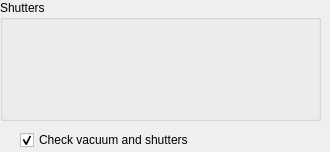
Before: the Qt Designer form isstools/ui/ui_info_shutters.ui in NSLS-II-ISS/isstools, drawn with Qt 5.
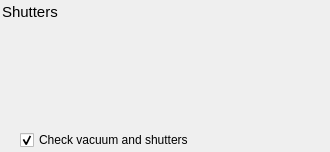
After: the same form once the commit is applied.

Commit message: Added persistent zoom in to the SDD plot and added reset limits button

Patch:
```diff
--- a/isstools/ui/ui_info_shutters.ui
+++ b/isstools/ui/ui_info_shutters.ui
@@ -13,72 +13,51 @@
   <property name="windowTitle">
    <string>Form</string>
   </property>
-  <widget class="QGroupBox" name="groupBox_shutters">
+  <widget class="QCheckBox" name="checkBox_check_vacuum_and_shutters">
+   <property name="geometry">
+    <rect>
+     <x>20</x>
+     <y>130</y>
+     <width>211</width>
+     <height>20</height>
+    </rect>
+   </property>
+   <property name="text">
+    <string>Check vacuum and shutters</string>
+   </property>
+   <property name="checked">
+    <bool>true</bool>
+   </property>
+  </widget>
+  <widget class="QWidget" name="horizontalLayoutWidget">
    <property name="geometry">
     <rect>
      <x>0</x>
-     <y>0</y>
+     <y>30</y>
      <width>321</width>
-     <height>121</height>
+     <height>80</height>
     </rect>
    </property>
-   <property name="sizePolicy">
-    <sizepolicy hsizetype="Expanding" vsizetype="Preferred">
-     <horstretch>0</horstretch>
-     <verstretch>0</verstretch>
-    </sizepolicy>
+   <layout class="QHBoxLayout" name="horizontalLayout_shutters"/>
+  </widget>
+  <widget class="QLabel" name="label_energy_4">
+   <property name="geometry">
+    <rect>
+     <x>2</x>
+     <y>2</y>
+     <width>101</width>
+     <height>20</height>
+    </rect>
    </property>
    <property name="font">
     <font>
+     <pointsize>11</pointsize>
      <weight>50</weight>
      <bold>false</bold>
     </font>
    </property>
-   <property name="title">
+   <property name="text">
     <string>Shutters</string>
-   </property>
-   <layout class="QHBoxLayout" name="horizontalLayout_shutters">
-    <property name="spacing">
-     <number>2</number>
-    </property>
-    <property name="sizeConstraint">
-     <enum>QLayout::SetMinimumSize</enum>
-    </property>
-    <property name="leftMargin">
-     <number>2</number>
-    </property>
-    <property name="topMargin">
-     <number>2</number>
-    </property>
-    <property name="rightMargin">
-     <number>2</number>
-    </property>
-    <property name="bottomMargin">
-     <number>2</number>
-    </property>
-    <item>
-     <layout class="QVBoxLayout" name="layout_shutters">
-      <property name="spacing">
-       <number>10</number>
-      </property>
-     </layout>
-    </item>
-   </layout>
-  </widget>
-  <widget class="QCheckBox" name="checkBox_check_vacuum_and_shutters">
-   <property name="geometry">
-    <rect>
-     <x>20</x>
-     <y>130</y>
-     <width>211</width>
-     <height>20</height>
-    </rect>
-   </property>
-   <property name="text">
-    <string>Check vacuum and shutters</string>
-   </property>
-   <property name="checked">
-    <bool>true</bool>
    </property>
   </widget>
  </widget>
```
The commit also changes 6 other files.
